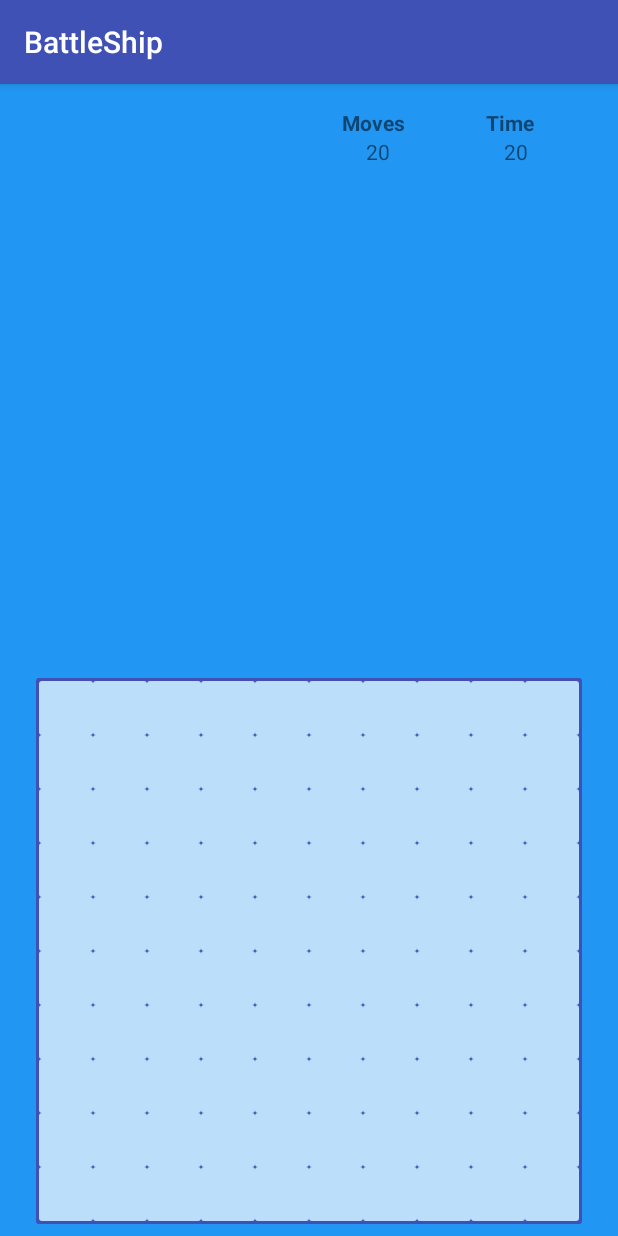
After one commit to mcorrias/battleship, an Android app: the GameFragment screen opened through its navigation route, on a phone screen of 412 x 824 dp. The commit adds this screen. Run offline under Robolectric (Android 15) with nearby library versions, the phone set to English and light mode, and no system bars; our stand-ins replace data binding.

Commit message:
home and game fragment created and navigation support added

```diff
--- a/app/src/main/AndroidManifest.xml
+++ b/app/src/main/AndroidManifest.xml
@@ -18,7 +18,6 @@
                 <category android:name="android.intent.category.LAUNCHER" />
             </intent-filter>
         </activity>
-        <activity android:name=".activities.GameActivity"></activity>
     </application>
 
 </manifest>
--- /dev/null
+++ b/app/src/main/java/com/example/dell/battleship/GameFragment.kt
@@ -0,0 +1,56 @@
+package com.example.dell.battleship
+
+import android.os.Bundle
+import android.view.LayoutInflater
+import android.view.View
+import android.view.ViewGroup
+import android.widget.ImageButton
+import android.widget.TableRow
+import androidx.databinding.DataBindingUtil
+import androidx.fragment.app.Fragment
+import com.example.dell.battleship.databinding.FragmentGameBinding
+import com.example.dell.battleship.engine.Game
+
+class GameFragment : Fragment() {
+
+    lateinit var newGame: Game
+    lateinit var binding : FragmentGameBinding
+    val rows = 10
+    val columns = 10
+
+    override fun onCreateView(inflater: LayoutInflater, container: ViewGroup?, savedInstanceState: Bundle?): View? {
+
+        newGame = Game(requireContext())
+
+        binding = DataBindingUtil.inflate(
+                inflater, R.layout.fragment_game, container, false
+        )
+
+        newGame.initGame(rows, columns)
+        createBattleField()
+
+        return binding.root
+    }
+
+    private fun createBattleField() {
+
+        for (i in 0..rows - 1) {
+            var row = TableRow(requireContext())
+            for (j in 0..columns - 1) {
+                val item: ImageButton = ImageButton(requireContext())
+                item.setBackgroundResource(R.drawable.item_drawable)
+                item.setOnClickListener() {
+                    attack(i, j, item)
+                }
+                row.addView(item)
+            }
+            binding.board.addView(row)
+        }
+    }
+
+    private fun attack(x: Int, y: Int, item: ImageButton) {
+        var resource = newGame.attack(x, y)
+
+        item.setBackgroundResource(resource)
+    }
+}
--- /dev/null
+++ b/app/src/main/java/com/example/dell/battleship/HomeFragment.kt
@@ -0,0 +1,24 @@
+package com.example.dell.battleship
+
+import android.os.Bundle
+import android.view.LayoutInflater
+import android.view.View
+import android.view.ViewGroup
+import androidx.databinding.DataBindingUtil
+import androidx.fragment.app.Fragment
+import androidx.navigation.findNavController
+import com.example.dell.battleship.databinding.FragmentHomeBinding
+
+class HomeFragment : Fragment(){
+
+    override fun onCreateView(inflater: LayoutInflater, container: ViewGroup?, savedInstanceState: Bundle?): View? {
+        val binding : FragmentHomeBinding = DataBindingUtil.inflate(
+                inflater, R.layout.fragment_home, container, false)
+
+        binding.playButton.setOnClickListener {
+            it.findNavController().navigate(HomeFragmentDirections.actionHomeFragmentToGameFragment())
+        }
+
+        return binding.root
+    }
+}
--- a/app/src/main/java/com/example/dell/battleship/activities/MainActivity.kt
+++ b/app/src/main/java/com/example/dell/battleship/activities/MainActivity.kt
@@ -16,8 +16,4 @@ class MainActivity : AppCompatActivity() {
 
     }
 
-    fun launchGame(view: View){
-        val gameIntent = Intent(this, GameActivity::class.java)
-        startActivity(gameIntent)
-    }
 }
--- /dev/null
+++ b/app/src/main/res/layout/fragment_game.xml
@@ -0,0 +1,69 @@
+<?xml version="1.0" encoding="utf-8"?>
+<layout
+    xmlns:android="http://schemas.android.com/apk/res/android"
+    xmlns:app="http://schemas.android.com/apk/res-auto"
+    xmlns:tools="http://schemas.android.com/tools">
+
+
+    <androidx.constraintlayout.widget.ConstraintLayout
+        android:layout_width="match_parent"
+        android:layout_height="match_parent"
+        android:background="@color/screenBackground"
+        >
+
+        <TextView
+            android:id="@+id/movesLabel"
+            android:layout_width="wrap_content"
+            android:layout_height="wrap_content"
+            android:layout_marginStart="228dp"
+            android:layout_marginTop="16dp"
+            android:text="Moves"
+            android:textStyle="bold"
+            app:layout_constraintStart_toStartOf="parent"
+            app:layout_constraintTop_toTopOf="parent" />
+
+        <TextView
+            android:id="@+id/timeLabel"
+            android:layout_width="wrap_content"
+            android:layout_height="0dp"
+            android:layout_marginTop="16dp"
+            android:layout_marginEnd="56dp"
+            android:text="Time"
+            android:textStyle="bold"
+            app:layout_constraintEnd_toEndOf="parent"
+            app:layout_constraintTop_toTopOf="parent" />
+
+        <TextView
+            android:id="@+id/movesCountText"
+            android:layout_width="wrap_content"
+            android:layout_height="wrap_content"
+            android:layout_marginStart="244dp"
+            android:text="20"
+            app:layout_constraintStart_toStartOf="parent"
+            app:layout_constraintTop_toBottomOf="@+id/movesLabel" />
+
+        <TextView
+            android:id="@+id/timeCountText"
+            android:layout_width="wrap_content"
+            android:layout_height="18dp"
+            android:layout_marginEnd="60dp"
+            android:text="20"
+            app:layout_constraintEnd_toEndOf="parent"
+            app:layout_constraintTop_toBottomOf="@+id/timeLabel" />
+
+        <TableLayout
+            android:id="@+id/board"
+            android:layout_width="wrap_content"
+            android:layout_height="wrap_content"
+            android:layout_marginStart="8dp"
+            android:layout_marginEnd="8dp"
+            android:layout_marginBottom="8dp"
+            android:background="@drawable/board_drawable"
+            android:padding="2dp"
+            app:layout_constraintBottom_toBottomOf="parent"
+            app:layout_constraintEnd_toEndOf="parent"
+            app:layout_constraintStart_toStartOf="parent" />
+
+
+    </androidx.constraintlayout.widget.ConstraintLayout>
+</layout>
```
Also changed, not shown: app/src/main/java/com/example/dell/battleship/activities/GameActivity.kt (deleted, +0 -48 lines), app/src/main/res/layout/activity_game.xml (deleted, +0 -65 lines), app/src/main/res/layout/activity_main.xml (+10 -46 lines), app/src/main/res/layout/fragment_home.xml (added, +56 -0 lines), app/src/main/res/navigation/navigation.xml (added, +18 -0 lines).
